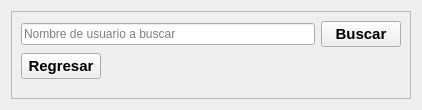
The window that User_app/src/search/search_widget.ui (edugaidano/Little-Social-Network) describes before a commit, drawn with Qt 5.
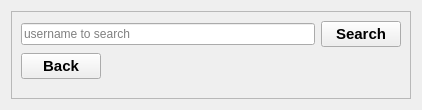
The same window after the commit.

Diff of the .ui file:
```diff
--- a/User_app/src/search/search_widget.ui
+++ b/User_app/src/search/search_widget.ui
@@ -40,7 +40,7 @@
         <item>
          <widget class="QLineEdit" name="searchLine">
           <property name="placeholderText">
-           <string>Nombre de usuario a buscar</string>
+           <string>username to search</string>
           </property>
          </widget>
         </item>
@@ -54,7 +54,7 @@
            </font>
           </property>
           <property name="text">
-           <string>Buscar</string>
+           <string>Search</string>
           </property>
          </widget>
         </item>
@@ -72,7 +72,7 @@
            </font>
           </property>
           <property name="text">
-           <string>Regresar</string>
+           <string>Back</string>
           </property>
          </widget>
         </item>
```
Left out of the diff: 2 changed lines with no effect on the pictures.
